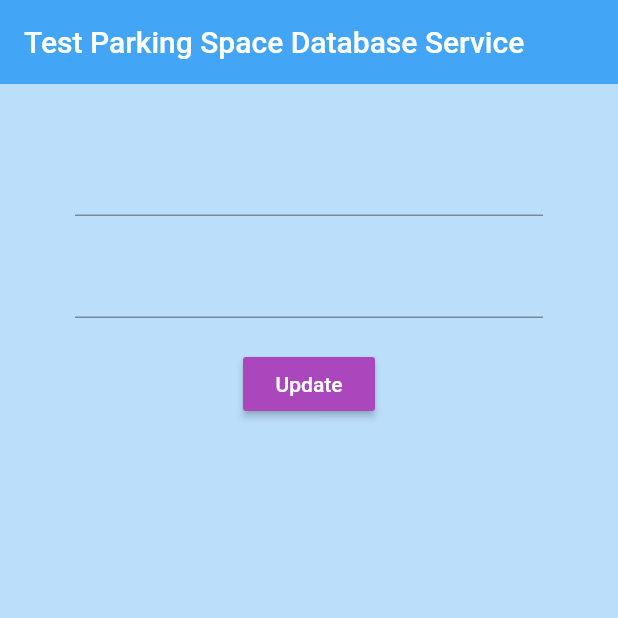
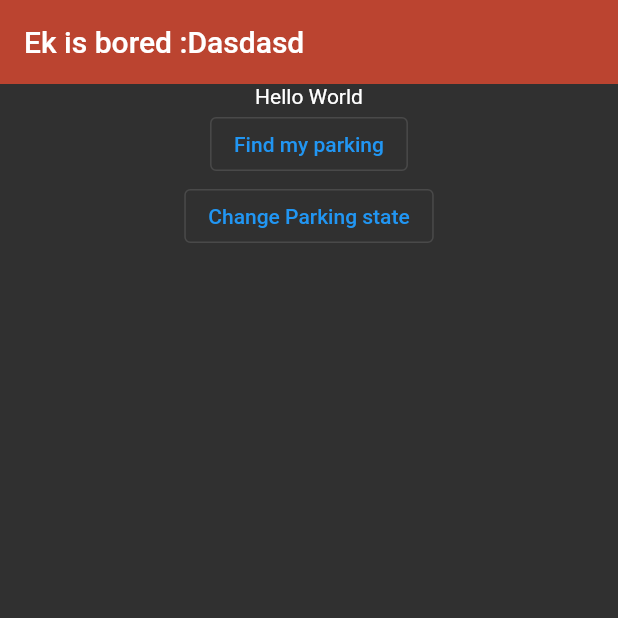
Before and after one commit to BesterCharl/Hackathon2022, a Flutter app: the screen it shows after launch, on a phone screen of 412 x 824 dp, the top half of it. Run offline on Flutter 3.47's test engine with Material 2 defaults, Android fonts, the phone set to English and light mode, and no system bars; our stand-ins replace cloud_firestore, firebase_core; accounts and stored records are empty.

```diff
--- /dev/null
+++ b/lib/landingPage.dart
@@ -0,0 +1,55 @@
+import 'package:flutter/material.dart';
+
+class landingPage extends StatefulWidget {
+  @override
+  _landingPageState createState() => _landingPageState();
+}
+
+class _landingPageState extends State<landingPage> {
+  @override
+  Widget build(BuildContext context) {
+    return Scaffold(
+      appBar: AppBar(
+        title: const Text('Ek is bored :Dasdasd'),
+        backgroundColor: const Color.fromRGBO(187, 68, 48, 1),
+        elevation: 0.0,
+      ),
+      body: Center(
+          child: Column(
+        children: [
+          Text('Hello World'),
+          FindParkingButton(),
+          ChangeState(),
+        ],
+      )),
+    );
+  }
+}
+
+class FindParkingButton extends StatelessWidget {
+  const FindParkingButton({Key? key}) : super(key: key);
+
+  @override
+  Widget build(BuildContext context) {
+    return OutlinedButton(
+      onPressed: () {
+        debugPrint('Find my parking');
+      },
+      child: const Text('Find my parking'),
+    );
+  }
+}
+
+class ChangeState extends StatelessWidget {
+  const ChangeState({Key? key}) : super(key: key);
+
+  @override
+  Widget build(BuildContext context) {
+    return OutlinedButton(
+      onPressed: () {
+        debugPrint('Change Parking state');
+      },
+      child: const Text('Change Parking state'),
+    );
+  }
+}
--- a/lib/main.dart
+++ b/lib/main.dart
@@ -1,4 +1,5 @@
 import 'package:flutter/material.dart';
+import 'package:parking_finder/landingPage.dart';
 import './home.dart';
 import './parkingTest.dart';
 import 'package:firebase_core/firebase_core.dart';
@@ -16,11 +17,12 @@ class MyApp extends StatelessWidget {
   @override
   Widget build(BuildContext context) {
     return MaterialApp(
-        title: 'Flutter Demo',
         theme: ThemeData(
-          primarySwatch: Colors.blue,
+          brightness: Brightness.dark,
         ),
         //home: const MyHomePage(title: 'Smart Parking Locator'),
-        home: ParkingTest());
+        // home: ParkingTest());
+        home: landingPage(),
+        debugShowCheckedModeBanner: false,);
   }
 }
```
Also changed, not shown: 1 other file.
